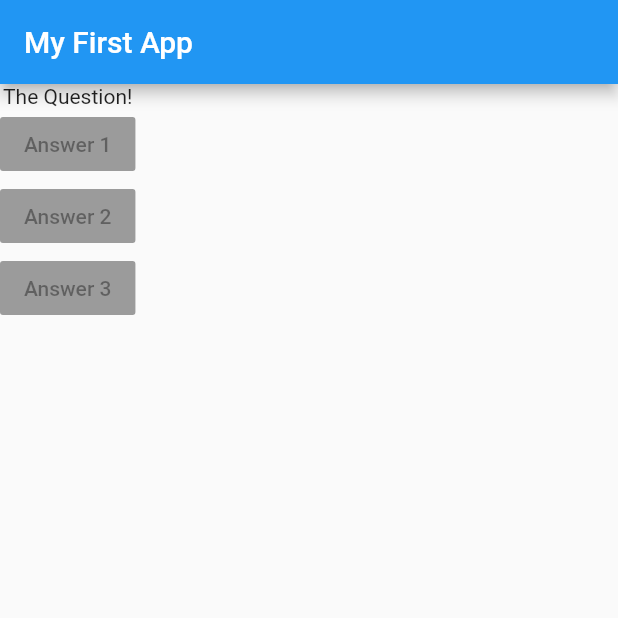
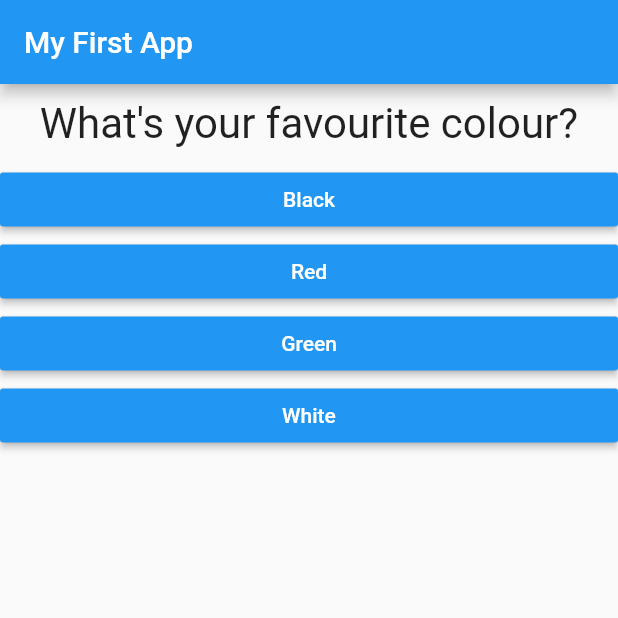
Before and after one commit to gadgetboyme/flutter_training_quiz, a Flutter app: the screen it shows after launch, on a phone screen of 412 x 824 dp, the top half of it. Run offline on Flutter 3.47's test engine with Material 2 defaults, Android fonts, the phone set to English and light mode, and no system bars.

Commit message:
Finished Tuesday 11th Training at work

```diff
--- /dev/null
+++ b/lib/answer.dart
@@ -0,0 +1,24 @@
+import 'package:flutter/material.dart';
+
+class Answer extends StatelessWidget {
+  //Create a function handler
+  final Function selectHandler;
+
+  final String answerText;
+
+  // Construct the widget with a function handler / a callback
+  Answer(this.selectHandler, this.answerText);
+
+  @override
+  Widget build(BuildContext context) {
+    return Container(
+      width: double.infinity,
+      child: RaisedButton(
+        color: Colors.blue,
+        textColor: Colors.white,
+        child: Text(answerText),
+        onPressed: selectHandler,
+      ),
+    );
+  }
+}
--- a/lib/main.dart
+++ b/lib/main.dart
@@ -1,4 +1,8 @@
 import 'package:flutter/material.dart';
+// import 'package:flutter/semantics.dart';
+
+import './question.dart';
+import './answer.dart';
 
 // void main(){
 //   runApp(MyApp());
@@ -7,31 +11,58 @@ import 'package:flutter/material.dart';
 //Arrow functions are functions that only has one expression. The function will also return
 void main() => runApp(MyApp());
 
-class MyApp extends StatelessWidget {
+class MyApp extends StatefulWidget {
+  //createState() must be overridden
+  //createState() must return a State object, of type <StatefulWidget>
+  @override
+  State<StatefulWidget> createState() {
+    return _MyAppState();
+  }
+}
+
+// State is a generic type, so it must state that it belongs to the MyApp class
+class _MyAppState extends State<MyApp> {
+  var _questionIndex = 0;
+
+  void _answerQuestion() {
+    setState(() {
+      _questionIndex += 1;
+    });
+  }
+
   //Override is a decorator, provided by flutter
   //build() must be overridden for StatelessWidget
   @override
   Widget build(BuildContext context) {
     //context, of type BuidContext, is provided by flutter
     // return MaterialApp(home: Text('Hello!'),); //build() returns a Widget. MaterialApp() is a widget, which has a Text widget that says 'Hello!'
+
+//Create a map of questions
+    var questions = [
+      {
+        'questionText': 'What\'s your favourite colour?',
+        'answers': ['Black', 'Red', 'Green', 'White'],
+      },
+      {
+        'questionText': 'What\'s your favourite animal?',
+        'answers': ['Rabbit', 'Snake', 'Elephant', 'Lion'],
+      },
+      {
+        'questionText': 'Who\'s your favourite instructor?',
+        'answers': ['Max', 'Mike', 'Jeff', 'Ryan'],
+      },
+    ];
     return MaterialApp(
         home: Scaffold(
       appBar: AppBar(title: Text('My First App')), //The app bar
       body: Column(
         children: <Widget>[
-          Text('The Question!'),
-          RaisedButton(
-            child: Text('Answer 1'),
-            onPressed: null,
+          Question(questions.elementAt(_questionIndex)['questionText'] //Access the value of the key 'questionText' in map
           ),
-          RaisedButton(
-            child: Text('Answer 2'),
-            onPressed: null,
-          ),
-          RaisedButton(
-            child: Text('Answer 3'),
-            onPressed: null,
-          ),
+          //appending spread (...) to the list, pulls out the list items, and adds them to the surrounding list
+          ...(questions[_questionIndex]['answers'] as List<String>).map((answer) { //.map() executes a function for each value in the list
+            return Answer(_answerQuestion, answer);//Return a new Answer widget, passing in the callback and the answer to the question
+          }).toList() //Generates a list
         ],
       ),
     ));
--- /dev/null
+++ b/lib/question.dart
@@ -0,0 +1,21 @@
+import 'package:flutter/material.dart';
+
+class Question extends StatelessWidget {
+//Stateless classes are marked as immutable, however the String questionText must be marked as final, as it could be chagned otherwise.
+//Because this is a stateless widget, changing the state inside it will not do anything, so the questionText variable should be marked as final.
+//This will only be changed by the constructor on initialisation.
+  final String questionText;
+
+  Question(this.questionText);
+  @override
+  Widget build(BuildContext context) {
+    return Container(
+        width: double.infinity,
+        margin: EdgeInsets.all(10),
+        child: Text(
+          questionText,
+          style: TextStyle(fontSize: 28),
+          textAlign: TextAlign.center,
+        ));
+  }
+}
--- a/pubspec.yaml
+++ b/pubspec.yaml
@@ -14,7 +14,7 @@ description: A new Flutter project.
 version: 1.0.0+1
 
 environment:
-  sdk: ">=2.1.0 <3.0.0"
+  sdk: ">=2.2.2 <3.0.0"
 
 dependencies:
   flutter:
```
